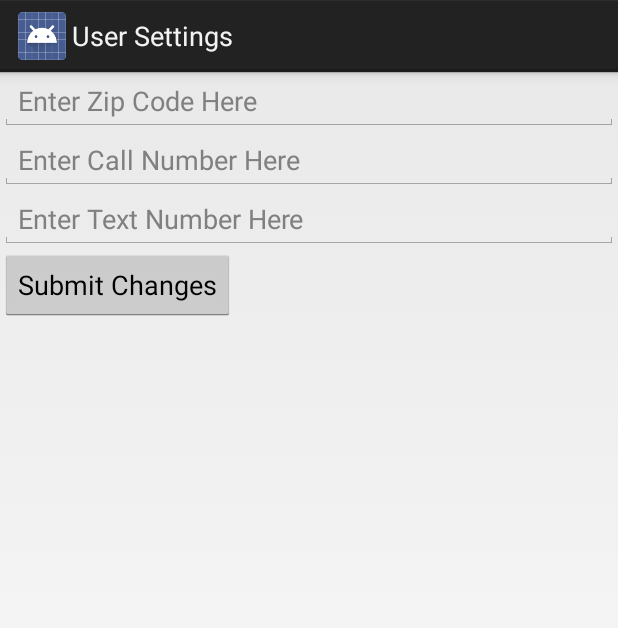
After one commit to ltindall/TBA, an Android app: the UserSettings screen opened directly, with no data from a screen before it, on a phone screen of 412 x 824 dp. The commit adds this screen. Shown: the top 628 px of the screen. Run offline under Robolectric (Android 15) with nearby library versions, the phone set to English and light mode, and no system bars; 4 statements that could not run were skipped.

Commit message:
Added UserSettings activity for setting extra user data

```diff
--- a/app/src/main/AndroidManifest.xml
+++ b/app/src/main/AndroidManifest.xml
@@ -25,6 +25,11 @@
                 <category android:name="android.intent.category.LAUNCHER" />
             </intent-filter>
         </activity>
+
+        <activity
+            android:name=".UserSettings"
+            android:label="User Settings"
+            />
 
         <!--Login activity that displays login screen and handles signup/password resets -->
         <activity
--- /dev/null
+++ b/app/src/main/java/com/example/com/cse110/tba/UserSettings.java
@@ -0,0 +1,93 @@
+package com.example.com.cse110.tba;
+
+import android.app.Activity;
+import android.os.Bundle;
+import android.util.Log;
+import android.view.View;
+import android.widget.EditText;
+import android.widget.Toast;
+
+import com.parse.ParseObject;
+import com.parse.ParseUser;
+
+import java.util.List;
+
+/**
+ * Created by Joshua Lynch on 5/7/2015.
+ */
+public class UserSettings extends Activity implements  DBAsync
+{
+
+    private int currentZip;
+
+    @Override
+    protected void onCreate(Bundle savedInstanceState) {
+        super.onCreate(savedInstanceState);
+        setContentView(R.layout.user_settings);
+        EditText zip = (EditText)findViewById(R.id.zip_code);
+        EditText call = (EditText)findViewById(R.id.call_number);
+        EditText text = (EditText)findViewById(R.id.text_number);
+        ParseUser current = ParseUser.getCurrentUser();
+        currentZip = current.getInt("Zipcode");
+
+        if(currentZip != 0)
+        {
+            zip.setText(Integer.toString(current.getInt("Zipcode")));
+        }
+
+        if(current.getString("Call") != null)
+        {
+            call.setText(current.getString("Call"));
+        }
+
+        if(current.getString("Text") != null)
+        {
+            text.setText(current.getString("Text"));
+        }
+
+
+    }
+
+    public void submit(View v)
+    {
+        DBManager manager = new DBManager(this);
+        EditText zip = (EditText)findViewById(R.id.zip_code);
+        EditText call = (EditText)findViewById(R.id.call_number);
+        EditText text = (EditText)findViewById(R.id.text_number);
+        int passZip = Integer.parseInt(zip.getText().toString().trim());
+        String passCall = call.getText().toString().trim();
+        String passText = text.getText().toString().trim();
+        if(currentZip == passZip)
+        {
+            passZip = -1;
+        }
+        if(passCall.length() == 0)
+        {
+            passCall = null;
+        }
+        if(passText.length() == 0)
+        {
+            passText = null;
+        }
+
+        manager.setUserSettings(passZip,passCall,passText);
+
+        Toast.makeText(getApplicationContext(), "User Settings Updated",
+                Toast.LENGTH_SHORT).show();
+    }
+
+    @Override
+    public void onBuyListingsLoad(List<ParseObject> buyListings) {
+
+    }
+
+    @Override
+    public void onSellListingsLoad(List<ParseObject> sellListings) {
+
+    }
+
+    @Override
+    public void onUserLoad(List<ParseUser> userList) {
+
+    }
+}
--- /dev/null
+++ b/app/src/main/res/layout/user_settings.xml
@@ -0,0 +1,34 @@
+<?xml version="1.0" encoding="utf-8"?>
+<LinearLayout xmlns:android="http://schemas.android.com/apk/res/android"
+    android:orientation="vertical" android:layout_width="match_parent"
+    android:layout_height="match_parent">
+
+    <EditText
+        android:id="@+id/zip_code"
+        android:layout_width="fill_parent"
+        android:layout_height="wrap_content"
+        android:hint="@string/zip_hint"
+        android:inputType="number" />
+
+    <EditText
+        android:id="@+id/call_number"
+        android:layout_width="fill_parent"
+        android:layout_height="wrap_content"
+        android:hint="@string/call_hint"
+        android:inputType="phone" />
+
+    <EditText
+        android:id="@+id/text_number"
+        android:layout_width="fill_parent"
+        android:layout_height="wrap_content"
+        android:hint="@string/text_hint"
+        android:inputType="phone" />
+
+    <Button xmlns:android="http://schemas.android.com/apk/res/android"
+        android:id="@+id/button_send"
+        android:layout_width="wrap_content"
+        android:layout_height="wrap_content"
+        android:text="@string/user_settings_submit"
+        android:onClick="submit" />
+
+</LinearLayout>
--- a/app/src/main/res/menu/main.xml
+++ b/app/src/main/res/menu/main.xml
@@ -1,10 +1,10 @@
 <menu xmlns:android="http://schemas.android.com/apk/res/android" >
 
-    <item
+    <!--<item
         android:id="@+id/action_settings"
         android:orderInCategory="100"
         android:showAsAction="never"
-        android:title="@string/action_settings"/>
+        android:title="@string/action_settings"/>-->
 
     <item android:id="@+id/search"
         android:title="@string/search_title"
--- a/app/src/main/res/values/strings.xml
+++ b/app/src/main/res/values/strings.xml
@@ -4,6 +4,12 @@
     <string name="app_name">com.cse110.tba</string>
     <string name="action_settings">Settings</string>
     <string name="hello_world">Hello world!</string>
+    <string name="zip_hint">Enter Zip Code Here</string>
+    <string name="call_hint">Enter Call Number Here</string>
+    <string name="text_hint">Enter Text Number Here</string>
+    <string name="user_settings_submit">Submit Changes</string>
+
+
     <string name="search_hint">Search Here</string>
     <string name="search_title">Search</string>
 
```
Also changed, not shown: app/src/main/java/com/example/com/cse110/tba/DBManager.java (+11 -4 lines), app/src/main/java/com/example/com/cse110/tba/MainActivity.java (+14 -0 lines), 37 other files.
